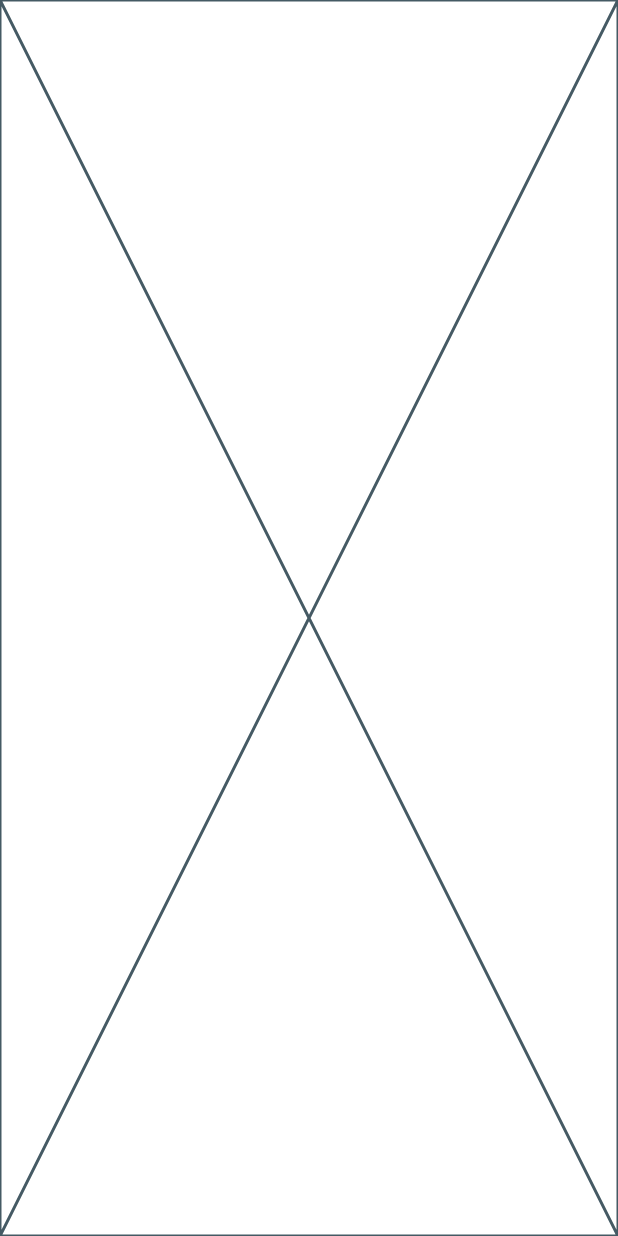
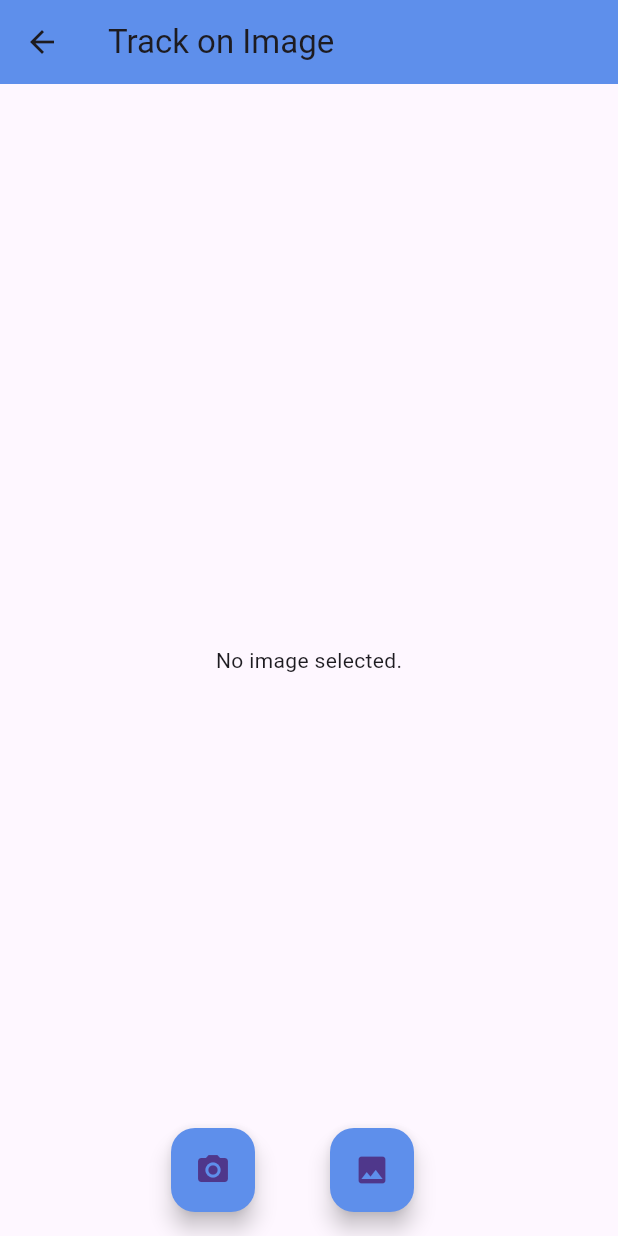
Before and after one commit to abdulrhmanhassan/Consultix-Signals, a Flutter app: the screen it shows after launch, after a tap on "InDoor Image", on a phone screen of 412 x 824 dp. Run offline on Flutter 3.47's test engine with Material 3 defaults, Android fonts, the phone set to English and light mode, and no system bars; our stand-ins replace geolocator, google_maps_flutter, image_picker.

Commit message:
image screen

```diff
--- a/lib/screens/image_screen.dart
+++ b/lib/screens/image_screen.dart
@@ -1,11 +1,151 @@
 import 'package:flutter/material.dart';
+import 'package:image_picker/image_picker.dart';
+import 'dart:io';
+import '../constants.dart';
+import '../services/location_service.dart';
+import 'package:google_maps_flutter/google_maps_flutter.dart';
 
-class ImageScreen extends StatelessWidget {
+class ImageScreen extends StatefulWidget {
   const ImageScreen({super.key});
+  static String id = "ImageScreen";
 
-  static String id = "ImageScreen";
+  @override
+  _ImageScreenState createState() => _ImageScreenState();
+}
+
+class _ImageScreenState extends State<ImageScreen> {
+  File? _image;
+  final picker = ImagePicker();
+  List<Offset> _trackingPoints = [];
+  bool _isImageSelected = false;
+
+  // select image from gallery
+  Future getImageFromGallery() async {
+    final pickedFile = await picker.pickImage(source: ImageSource.gallery);
+    setState(() {
+      if (pickedFile != null) {
+        _image = File(pickedFile.path);
+        _isImageSelected = true;
+      }
+    });
+  }
+
+  // take a photo from camera
+  Future getImageFromCamera() async {
+    final pickedFile = await picker.pickImage(source: ImageSource.camera);
+    setState(() {
+      if (pickedFile != null) {
+        _image = File(pickedFile.path);
+        _isImageSelected = true;
+      }
+    });
+  }
+
+  void startTracking() {
+    LocationService.trackLocation((LatLng newPosition) {
+      setState(() {
+        // Search for an algorithm to convert geographic coordinates to a line on the image
+        Offset point =
+            Offset(newPosition.latitude * 10, newPosition.longitude * 10);
+        _trackingPoints.add(point);
+      });
+    });
+  }
+
   @override
   Widget build(BuildContext context) {
-    return const Placeholder();
+    return Scaffold(
+      appBar: AppBar(
+        backgroundColor: kPrimerColor,
+        title: const Text('Track on Image'),
+      ),
+      body: _image == null
+          ? const Center(
+              child: Text('No image selected.'),
+            )
+          : Stack(
+              children: [
+                Image.file(
+                  _image!,
+                  width: double.infinity,
+                  height: double.infinity,
+                  fit: BoxFit.cover,
+                ),
+                // points above image
+                ..._trackingPoints.map((point) {
+                  return Positioned(
+                    left: point.dx,
+                    top: point.dy,
+                    child: const Icon(Icons.location_on,
+                        color: Colors.red, size: 30),
+                  );
+                }).toList(),
+              ],
+            ),
+
+      // for floating action button row
+      floatingActionButton: _isImageSelected
+          ? Row(
+              mainAxisAlignment: MainAxisAlignment.spaceEvenly,
+              children: [
+                const SizedBox(
+                  width: 10,
+                ),
+                // camera
+                FloatingActionButton(
+                  backgroundColor: kPrimerColor,
+                  heroTag: 'camera_button',
+                  onPressed: getImageFromCamera,
+                  tooltip: 'Pick Image From Camera',
+                  child: const Icon(Icons.camera_alt),
+                ),
+
+                // gallery
+                FloatingActionButton(
+                  backgroundColor: kPrimerColor,
+                  heroTag: 'gallery_button',
+                  onPressed: getImageFromGallery,
+                  tooltip: 'Pick Image From Gallery',
+                  child: const Icon(Icons.photo),
+                ),
+
+                // start tracking
+                FloatingActionButton(
+                  backgroundColor: kPrimerColor,
+                  heroTag: 'start_tracking_button', //
+                  onPressed: startTracking,
+                  tooltip: 'Start Tracking',
+                  child: const Icon(Icons.location_on),
+                )
+              ],
+            )
+          : Row(
+              mainAxisAlignment: MainAxisAlignment.center,
+              children: [
+                const SizedBox(
+                  width: 10,
+                ),
+                // camera
+                FloatingActionButton(
+                  backgroundColor: kPrimerColor,
+                  heroTag: 'camera_button',
+                  onPressed: getImageFromCamera,
+                  tooltip: 'Pick Image From Camera',
+                  child: const Icon(Icons.camera_alt),
+                ),
+                const SizedBox(
+                  width: 50,
+                ),
+                // gallery
+                FloatingActionButton(
+                  backgroundColor: kPrimerColor,
+                  heroTag: 'gallery_button',
+                  onPressed: getImageFromGallery,
+                  tooltip: 'Pick Image From Gallery',
+                  child: const Icon(Icons.photo),
+                ),
+              ],
+            ),
+    );
   }
 }
--- a/pubspec.yaml
+++ b/pubspec.yaml
@@ -42,6 +42,9 @@ dependencies:
   geolocator: ^12.0.0
   # showing route/polyline on maps
   flutter_polyline_points: ^2.1.0
+  # pick images
+  image_picker: ^1.1.2
+
 
 dev_dependencies:
   flutter_test:
```
Also changed, not shown: pubspec.lock, 3 other files.
